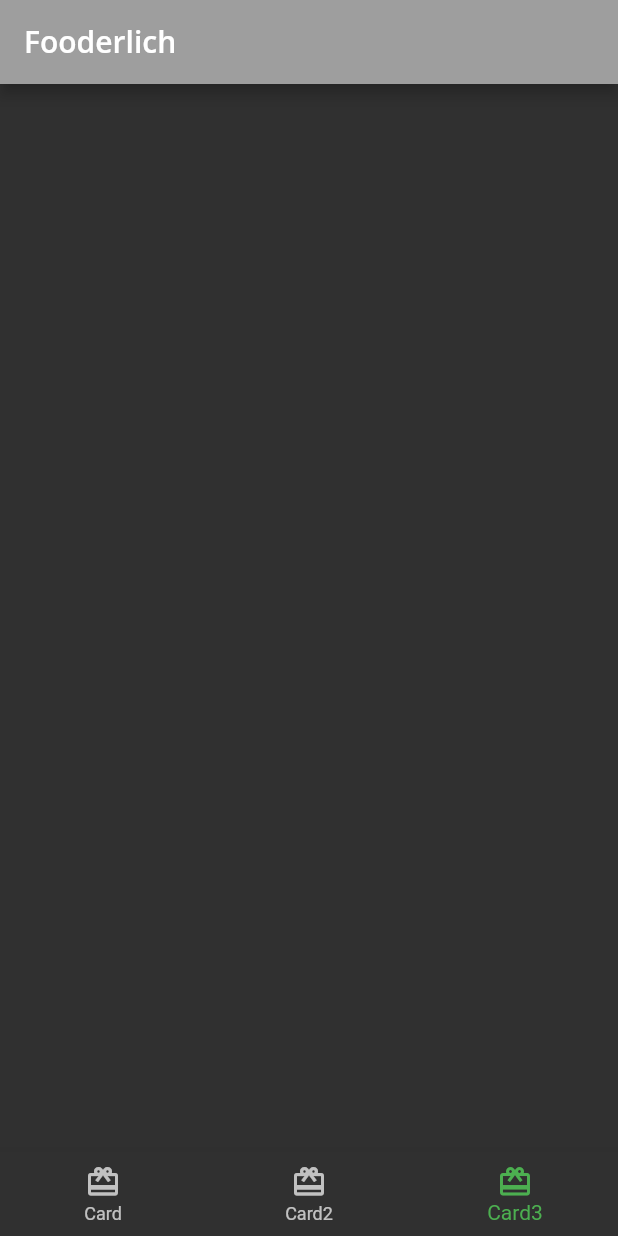
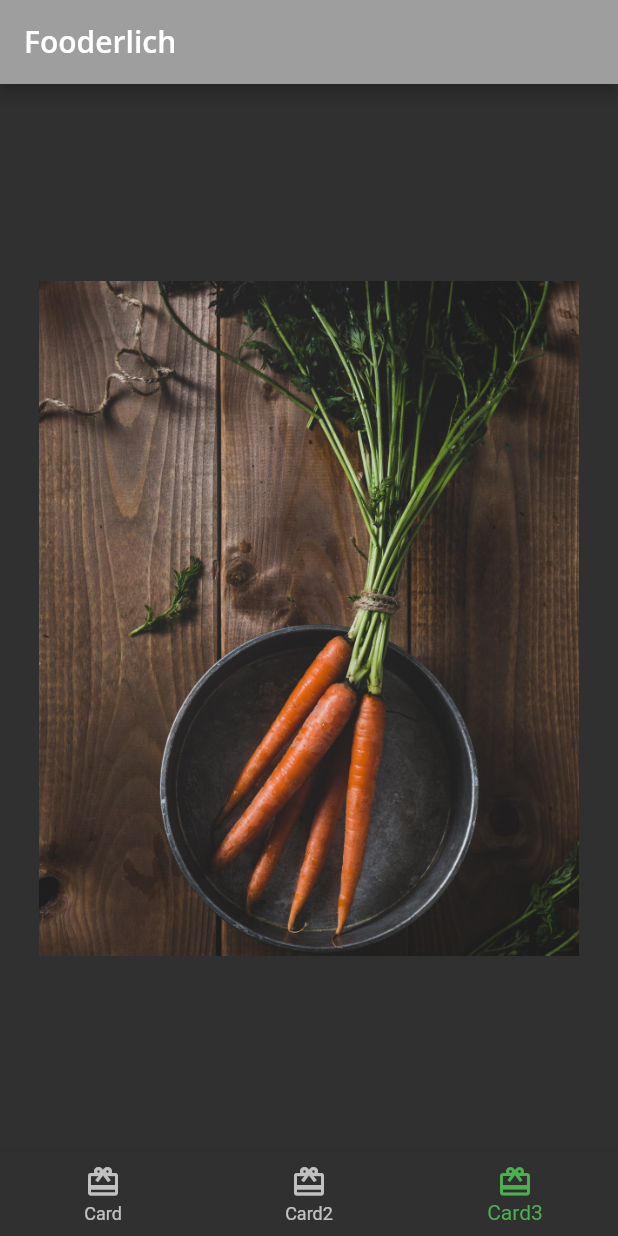
Before and after one commit to hramaroson/fooderlich, a Flutter app: the screen it shows after launch, item 3 of the bottom bar chosen, on a phone screen of 412 x 824 dp. Run offline on Flutter 3.47's test engine with Material 2 defaults, Android fonts, the phone set to English and light mode, and no system bars; our stand-ins replace google_fonts.

Commit message:
Add Container and BoxDecoration

```diff
--- a/lib/card3.dart
+++ b/lib/card3.dart
@@ -6,6 +6,19 @@ class Card3 extends StatelessWidget{
 
   @override
   Widget build(BuildContext context) {
-    return Container();
+    return Center(
+      child: Container(
+        constraints: const BoxConstraints.expand(
+          width: 360,
+          height: 450
+         ),
+         decoration: const BoxDecoration(
+          image: DecorationImage(
+            image: AssetImage("assets/mag2.png"),
+            fit: BoxFit.cover
+          )
+         ),
+      )
+    );
   }
 }
```
